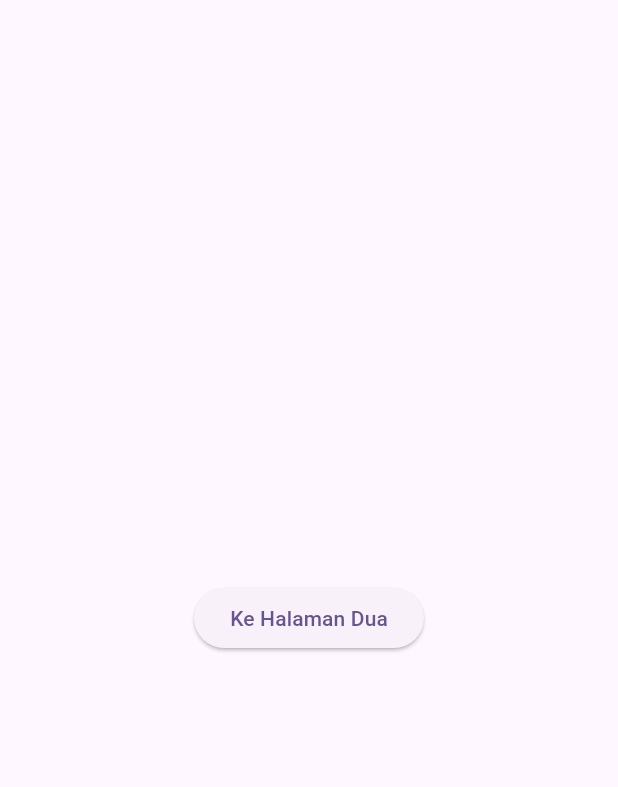
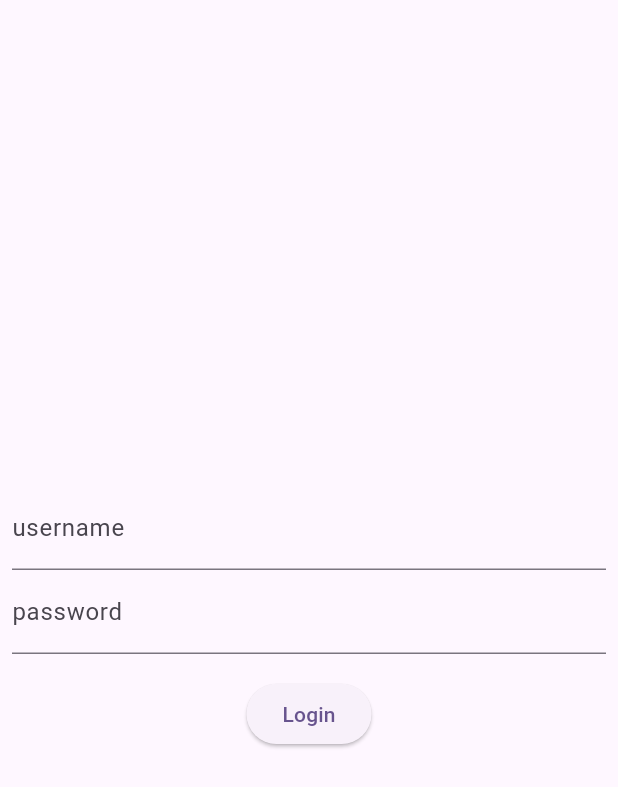
Before and after one commit to kanaydo/composing, a Flutter app: the PageOne screen opened directly, on a phone screen of 412 x 824 dp. Shown: the top 787 px of the screen. Run offline on Flutter 3.47's test engine with Material 3 defaults, Android fonts, the phone set to English and light mode, and no system bars.

Commit message:
feat: add login feature

```diff
--- /dev/null
+++ b/lib/login_page.dart
@@ -0,0 +1,61 @@
+import 'package:composing/main.dart';
+import 'package:flutter/material.dart';
+
+class PageOne extends StatelessWidget {
+  PageOne({super.key});
+
+  final usernameController = TextEditingController();
+  final passwordController = TextEditingController();
+
+  @override
+  Widget build(BuildContext context) {
+    return Scaffold(
+      body: Padding(
+        padding: const EdgeInsets.all(8.0),
+        child: Column(
+          mainAxisAlignment: MainAxisAlignment.center,
+          children: [
+            TextField(
+              controller: usernameController,
+              decoration: InputDecoration(
+                label: Text('username')
+              ),
+            ),
+            TextField(
+              obscureText: true,
+              controller: passwordController,
+              decoration: InputDecoration(
+                label: Text('password')
+              ),
+            ),
+            SizedBox(height: 16,),
+            ElevatedButton(
+              onPressed: () {
+                final username = usernameController.text;
+                final password = passwordController.text;
+
+                if (username == 'user' && password == '12345') {
+                  final snackbar = SnackBar(
+                    backgroundColor: Colors.green,
+                    content: Text('Login Berhasil')
+                  );
+                  ScaffoldMessenger.of(context).showSnackBar(snackbar);
+                  Navigator.push(context, MaterialPageRoute(
+                    builder: (context) => MyHomePage(title: 'Chat')
+                  ));
+                } else {
+                  final snackbar = SnackBar(
+                    backgroundColor: Colors.red,
+                    content: Text('Login Gagal')
+                  );
+                  ScaffoldMessenger.of(context).showSnackBar(snackbar);
+                }
+              },
+              child: Text('Login')
+            )
+          ],
+        ),
+      )
+    );
+  }
+}
--- a/lib/main.dart
+++ b/lib/main.dart
@@ -1,4 +1,5 @@
 import 'package:composing/data/chat_item_data.dart';
+import 'package:composing/login_page.dart';
 import 'package:flutter/material.dart';
 import 'chat_item.dart';
 
@@ -19,7 +20,7 @@ class MyApp extends StatelessWidget {
         colorScheme: ColorScheme.fromSeed(seedColor: Colors.deepPurple),
         useMaterial3: true,
       ),
-      home: MyHomePage(title: 'Flutter Demo Home Page'),
+      home: PageOne(),
     );
   }
 }
--- a/lib/page_one.dart
+++ /dev/null
@@ -1,19 +0,0 @@
-import 'package:composing/page_two.dart';
-import 'package:flutter/material.dart';
-
-class PageOne extends StatelessWidget {
-  const PageOne({super.key});
-
-  @override
-  Widget build(BuildContext context) {
-    return Scaffold(
-      body: Center(
-          child: ElevatedButton(
-        child: Text('Ke Halaman Dua'),
-        onPressed: () {
-          Navigator.push(context, MaterialPageRoute(builder: (context) => PageTwo()));
-        },
-      )),
-    );
-  }
-}
```
Also changed, not shown: lib/page_two.dart (deleted, +0 -22 lines).
